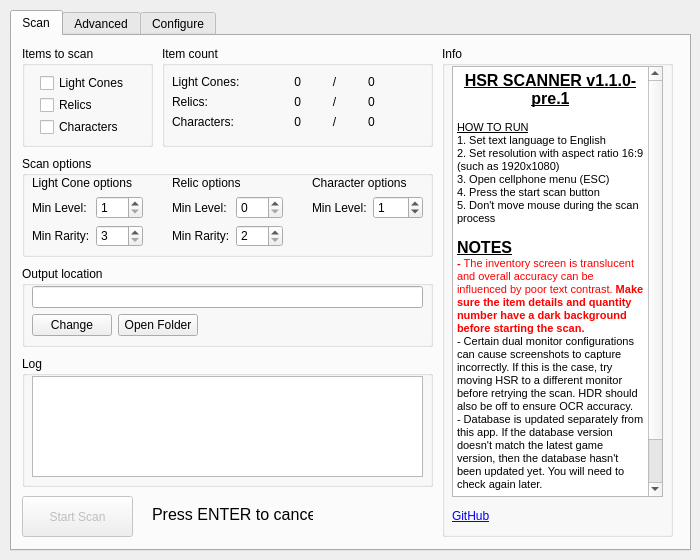
Above: src/ui/hsr_scanner.ui from kel-z/HSR-Scanner before the change. Below: the same form after it.
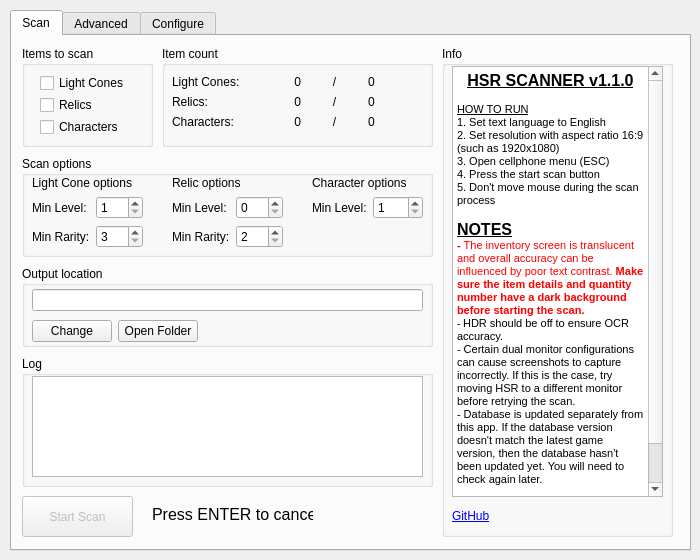
That is the form after the change. Custom widgets are drawn as their Qt base class.

```diff
--- a/src/ui/hsr_scanner.ui
+++ b/src/ui/hsr_scanner.ui
@@ -306,7 +306,7 @@
          <x>10</x>
          <y>20</y>
          <width>111</width>
-         <height>71</height>
+         <height>76</height>
         </rect>
        </property>
        <layout class="QFormLayout" name="formLayout_2">
@@ -383,7 +383,7 @@
          <x>150</x>
          <y>20</y>
          <width>111</width>
-         <height>71</height>
+         <height>76</height>
         </rect>
        </property>
        <layout class="QFormLayout" name="formLayout_4">
@@ -472,7 +472,7 @@
            <enum>QAbstractSpinBox::CorrectToNearestValue</enum>
           </property>
           <property name="minimum">
-           <number>0</number>
+           <number>1</number>
           </property>
           <property name="maximum">
            <number>80</number>
@@ -503,7 +503,7 @@
          <x>10</x>
          <y>20</y>
          <width>391</width>
-         <height>51</height>
+         <height>59</height>
         </rect>
        </property>
        <layout class="QGridLayout" name="gridLayout">
@@ -571,11 +571,11 @@
         <string>&lt;!DOCTYPE HTML PUBLIC &quot;-//W3C//DTD HTML 4.0//EN&quot; &quot;http://www.w3.org/TR/REC-html40/strict.dtd&quot;&gt;
 &lt;html&gt;&lt;head&gt;&lt;meta name=&quot;qrichtext&quot; content=&quot;1&quot; /&gt;&lt;style type=&quot;text/css&quot;&gt;
 p, li { white-space: pre-wrap; }
-&lt;/style&gt;&lt;/head&gt;&lt;body style=&quot; font-family:'MS Shell Dlg 2'; font-size:8.25pt; font-weight:400; font-style:normal;&quot;&gt;
-&lt;p align=&quot;center&quot; style=&quot; margin-top:0px; margin-bottom:0px; margin-left:0px; margin-right:0px; -qt-block-indent:0; text-indent:0px;&quot;&gt;&lt;span style=&quot; font-size:12pt; font-weight:600; text-decoration: underline;&quot;&gt;HSR SCANNER v1.1.0-pre.1&lt;/span&gt;&lt;/p&gt;
-&lt;p align=&quot;center&quot; style=&quot;-qt-paragraph-type:empty; margin-top:0px; margin-bottom:0px; margin-left:0px; margin-right:0px; -qt-block-indent:0; text-indent:0px;&quot;&gt;&lt;br /&gt;&lt;/p&gt;
-&lt;p style=&quot; margin-top:0px; margin-bottom:0px; margin-left:0px; margin-right:0px; -qt-block-indent:0; text-indent:0px;&quot;&gt;&lt;span style=&quot; text-decoration: underline;&quot;&gt;HOW TO RUN&lt;/span&gt;&lt;/p&gt;
-&lt;p style=&quot; margin-top:0px; margin-bottom:0px; margin-left:0px; margin-right:0px; -qt-block-indent:0; text-indent:0px;&quot;&gt;1. Set text language to English&lt;/p&gt;
+&lt;/style&gt;&lt;/head&gt;&lt;body style=&quot; font-family:'MS Shell Dlg 2'; font-size:7.8pt; font-weight:400; font-style:normal;&quot;&gt;
+&lt;p align=&quot;center&quot; style=&quot; margin-top:0px; margin-bottom:0px; margin-left:0px; margin-right:0px; -qt-block-indent:0; text-indent:0px;&quot;&gt;&lt;span style=&quot; font-size:12pt; font-weight:600; text-decoration: underline;&quot;&gt;HSR SCANNER v1.1.0&lt;/span&gt;&lt;/p&gt;
+&lt;p align=&quot;center&quot; style=&quot;-qt-paragraph-type:empty; margin-top:0px; margin-bottom:0px; margin-left:0px; margin-right:0px; -qt-block-indent:0; text-indent:0px; font-size:8.25pt;&quot;&gt;&lt;br /&gt;&lt;/p&gt;
+&lt;p style=&quot; margin-top:0px; margin-bottom:0px; margin-left:0px; margin-right:0px; -qt-block-indent:0; text-indent:0px;&quot;&gt;&lt;span style=&quot; font-size:8.25pt; text-decoration: underline;&quot;&gt;HOW TO RUN&lt;/span&gt;&lt;/p&gt;
+&lt;p style=&quot; margin-top:0px; margin-bottom:0px; margin-left:0px; margin-right:0px; -qt-block-indent:0; text-indent:0px;&quot;&gt;&lt;span style=&quot; font-size:8.25pt;&quot;&gt;1. Set text language to English&lt;/span&gt;&lt;/p&gt;
 &lt;p style=&quot; margin-top:0px; margin-bottom:0px; margin-left:0px; margin-right:0px; -qt-block-indent:0; text-indent:0px;&quot;&gt;&lt;span style=&quot; font-size:8pt;&quot;&gt;2. Set resolution with aspect ratio 16:9 (such as 1920x1080)&lt;/span&gt;&lt;/p&gt;
 &lt;p style=&quot; margin-top:0px; margin-bottom:0px; margin-left:0px; margin-right:0px; -qt-block-indent:0; text-indent:0px;&quot;&gt;&lt;span style=&quot; font-size:8pt;&quot;&gt;3. Open cellphone menu (ESC)&lt;/span&gt;&lt;/p&gt;
 &lt;p style=&quot; margin-top:0px; margin-bottom:0px; margin-left:0px; margin-right:0px; -qt-block-indent:0; text-indent:0px;&quot;&gt;&lt;span style=&quot; font-size:8pt;&quot;&gt;4. Press the start scan button&lt;/span&gt;&lt;/p&gt;
@@ -583,10 +583,11 @@
 &lt;p style=&quot;-qt-paragraph-type:empty; margin-top:0px; margin-bottom:0px; margin-left:0px; margin-right:0px; -qt-block-indent:0; text-indent:0px; font-size:8pt;&quot;&gt;&lt;br /&gt;&lt;/p&gt;
 &lt;p style=&quot; margin-top:0px; margin-bottom:0px; margin-left:0px; margin-right:0px; -qt-block-indent:0; text-indent:0px;&quot;&gt;&lt;span style=&quot; font-size:12pt; font-weight:600; text-decoration: underline;&quot;&gt;NOTES&lt;/span&gt;&lt;/p&gt;
 &lt;p style=&quot; margin-top:0px; margin-bottom:0px; margin-left:0px; margin-right:0px; -qt-block-indent:0; text-indent:0px;&quot;&gt;&lt;span style=&quot; font-size:8pt; font-weight:600; color:#ff0000;&quot;&gt;- &lt;/span&gt;&lt;span style=&quot; font-size:8pt; color:#ff0000;&quot;&gt;The inventory screen is translucent and overall accuracy can be influenced by poor text contrast. &lt;/span&gt;&lt;span style=&quot; font-size:8pt; font-weight:600; color:#ff0000;&quot;&gt;Make sure the item details and quantity number have a dark background before starting the scan.&lt;/span&gt;&lt;/p&gt;
-&lt;p style=&quot; margin-top:0px; margin-bottom:0px; margin-left:0px; margin-right:0px; -qt-block-indent:0; text-indent:0px;&quot;&gt;- Certain dual monitor configurations can cause screenshots to capture incorrectly. If this is the case, try moving HSR to a different monitor before retrying the scan. HDR should also be off to ensure OCR accuracy.&lt;/p&gt;
-&lt;p style=&quot; margin-top:0px; margin-bottom:0px; margin-left:0px; margin-right:0px; -qt-block-indent:0; text-indent:0px;&quot;&gt;- Database is updated separately from this app. If the database version doesn't match the latest game version, then the database hasn't been updated yet. You will need to check again later.&lt;/p&gt;
-&lt;p style=&quot;-qt-paragraph-type:empty; margin-top:0px; margin-bottom:0px; margin-left:0px; margin-right:0px; -qt-block-indent:0; text-indent:0px;&quot;&gt;&lt;br /&gt;&lt;/p&gt;
-&lt;p style=&quot; margin-top:0px; margin-bottom:0px; margin-left:0px; margin-right:0px; -qt-block-indent:0; text-indent:0px;&quot;&gt;HSR-Scanner is not affiliated with, endorsed, sponsored, or approved by HoYoverse.&lt;/p&gt;&lt;/body&gt;&lt;/html&gt;</string>
+&lt;p style=&quot; margin-top:0px; margin-bottom:0px; margin-left:0px; margin-right:0px; -qt-block-indent:0; text-indent:0px;&quot;&gt;- &lt;span style=&quot; font-size:8.25pt;&quot;&gt;HDR should be off to ensure OCR accuracy.&lt;/span&gt;&lt;/p&gt;
+&lt;p style=&quot; margin-top:0px; margin-bottom:0px; margin-left:0px; margin-right:0px; -qt-block-indent:0; text-indent:0px;&quot;&gt;&lt;span style=&quot; font-size:8.25pt;&quot;&gt;- Certain dual monitor configurations can cause screenshots to capture incorrectly. If this is the case, try moving HSR to a different monitor before retrying the scan.&lt;/span&gt;&lt;/p&gt;
+&lt;p style=&quot; margin-top:0px; margin-bottom:0px; margin-left:0px; margin-right:0px; -qt-block-indent:0; text-indent:0px;&quot;&gt;&lt;span style=&quot; font-size:8.25pt;&quot;&gt;- Database is updated separately from this app. If the database version doesn't match the latest game version, then the database hasn't been updated yet. You will need to check again later.&lt;/span&gt;&lt;/p&gt;
+&lt;p style=&quot;-qt-paragraph-type:empty; margin-top:0px; margin-bottom:0px; margin-left:0px; margin-right:0px; -qt-block-indent:0; text-indent:0px; font-size:8.25pt;&quot;&gt;&lt;br /&gt;&lt;/p&gt;
+&lt;p style=&quot; margin-top:0px; margin-bottom:0px; margin-left:0px; margin-right:0px; -qt-block-indent:0; text-indent:0px;&quot;&gt;&lt;span style=&quot; font-size:8.25pt;&quot;&gt;HSR-Scanner is not affiliated with, endorsed, sponsored, or approved by HoYoverse.&lt;/span&gt;&lt;/p&gt;&lt;/body&gt;&lt;/html&gt;</string>
        </property>
        <property name="textInteractionFlags">
         <set>Qt::TextBrowserInteraction</set>
```
Left out of the diff: 38 changed lines with no effect on the pictures.
